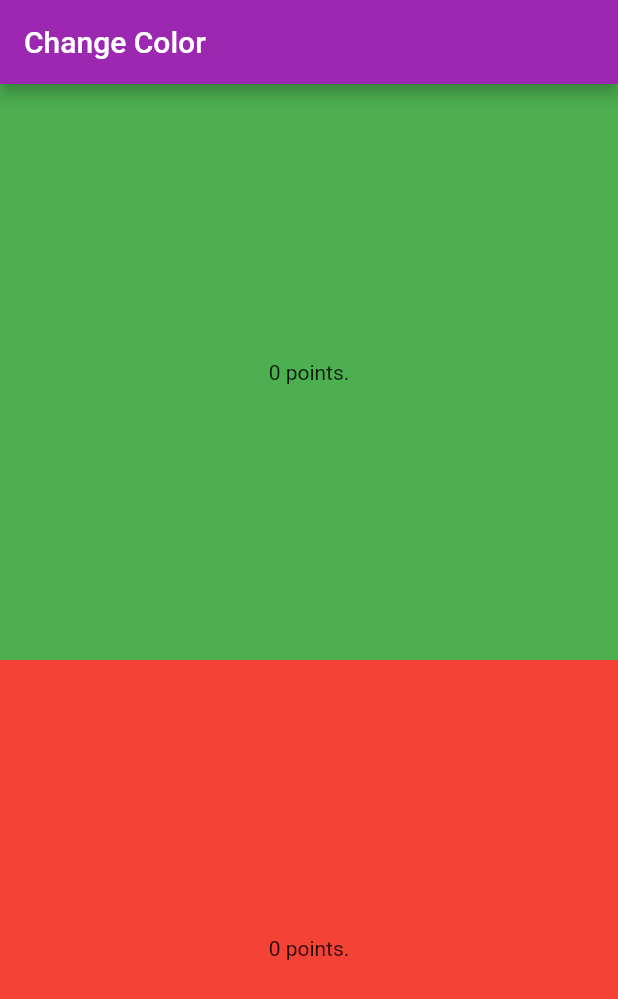
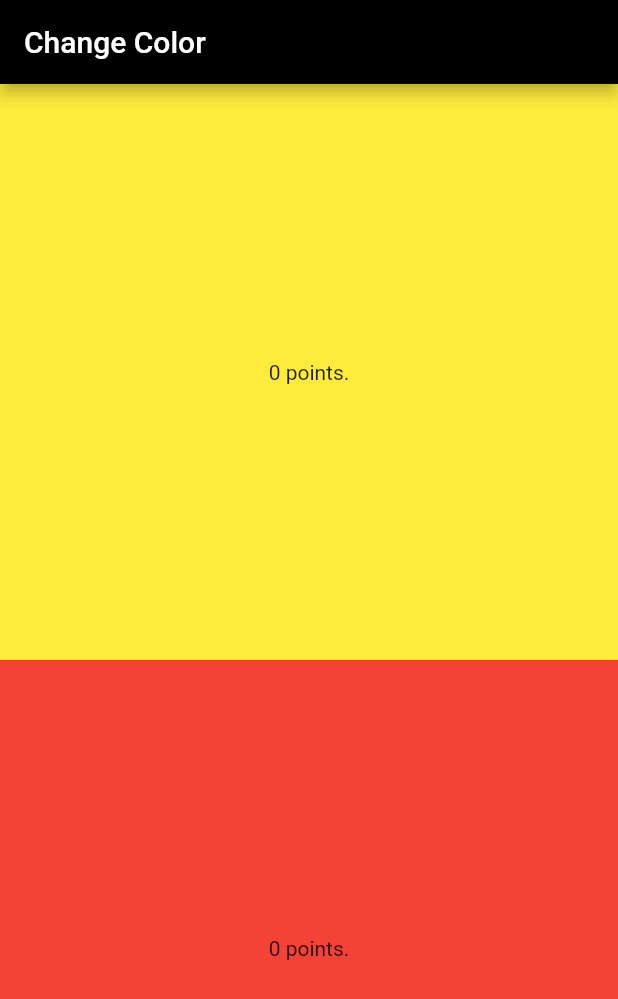
Before and after one commit to flohsk/flutter, a Flutter app: the screen it shows after launch, on a phone screen of 412 x 824 dp. Shown: the top 999 px of the screen. Run offline on Flutter 3.47's test engine with Material 2 defaults, Android fonts, the phone set to English and light mode, and no system bars.

Commit message:
Change color of container

```diff
--- a/apps/statefull_app/lib/main.dart
+++ b/apps/statefull_app/lib/main.dart
@@ -10,12 +10,12 @@ class MyApp extends StatelessWidget {
       home: Scaffold(
         appBar: AppBar(
           title: Text("Change Color"),
-          backgroundColor: Colors.purple,
+          backgroundColor: Colors.black,
         ),
         body: Column(
           children: <Widget>[Expanded(
             child: Container(
-              color: Colors.green,
+              color: Colors.yellow,
               child: Center(
                 child: new PlayerPoints(),
               )
```
